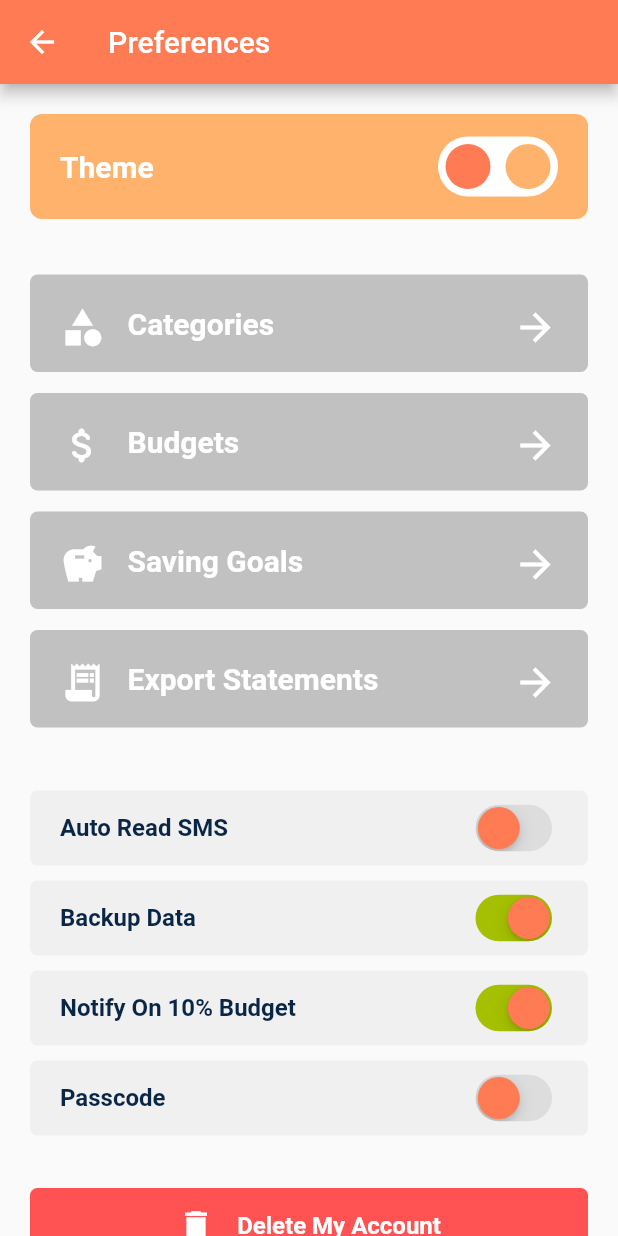
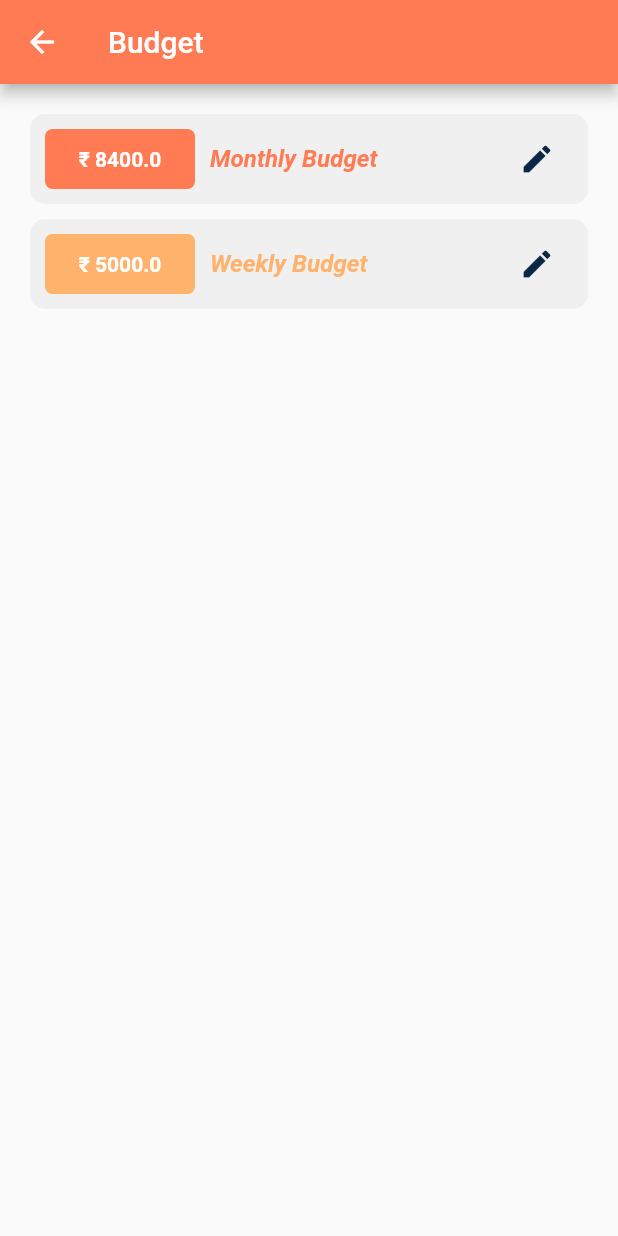
Before and after one commit to BluFin-Designs/Invox-App, a Flutter app: the Preferences screen opened by its route, after a tap on "Budgets", on a phone screen of 412 x 824 dp. Run offline on Flutter 3.47's test engine with Material 2 defaults, Android fonts, the phone set to English and light mode, and no system bars; our stand-ins replace carousel_slider, fl_chart, hive, hive_flutter; accounts and stored records are empty.

Commit message:
Budget Page and Modify PupUp Added

```diff
--- /dev/null
+++ b/invox/lib/Views/Screens/Budget_Screen.dart
@@ -0,0 +1,151 @@
+import 'package:flutter/material.dart';
+
+import '../../utils/BudgetData.dart';
+import '../Widgets/ModifyBudget_PupUp.dart';
+
+class BudgetPage extends StatelessWidget {
+  static String routeName = '/budget';
+  const BudgetPage({Key? key}) : super(key: key);
+
+  @override
+  Widget build(BuildContext context) {
+    return Scaffold(
+      appBar: AppBar(
+        title: const Text("Budget"),
+        backgroundColor: Theme.of(context).primaryColor,
+      ),
+      body: Padding(
+        padding: const EdgeInsets.all(20.0),
+        child: Column(
+          children: [
+            BudgetCard(
+              title: BudgetData.allCategories[0]["title"],
+              value: BudgetData.allCategories[0]["Amount"],
+              color: Theme.of(context).primaryColor,
+              id: BudgetData.allCategories[0]["id"],
+            ),
+            const SizedBox(
+              height: 10,
+            ),
+            BudgetCard(
+              title: BudgetData.allCategories[1]["title"],
+              value: BudgetData.allCategories[1]["Amount"],
+              color: Theme.of(context).colorScheme.secondary,
+              id: BudgetData.allCategories[1]["id"],
+            ),
+          ],
+        ),
+      ),
+    );
+  }
+}
+
+class BudgetCard extends StatelessWidget {
+  String title;
+  double value;
+  Color color;
+  Budget id;
+
+  BudgetCard({
+    required this.color,
+    required this.title,
+    required this.value,
+    required this.id,
+    Key? key,
+  }) : super(key: key);
+
+  @override
+  Widget build(BuildContext context) {
+    return Container(
+      width: MediaQuery.of(context).size.width,
+      height: 60,
+      decoration: BoxDecoration(
+        color: const Color(0xffF0F0F0),
+        borderRadius: BorderRadius.circular(10),
+      ),
+      child: Padding(
+        padding: const EdgeInsets.symmetric(horizontal: 10.0),
+        child: Row(
+          mainAxisAlignment: MainAxisAlignment.spaceBetween,
+          children: [
+            Row(
+              children: [
+                Container(
+                  height: 40,
+                  width: 100,
+                  decoration: BoxDecoration(
+                    color: color,
+                    borderRadius: BorderRadius.circular(5),
+                  ),
+                  child: Center(
+                    child: Text(
+                      "₹ $value",
+                      style: const TextStyle(
+                        color: Colors.white,
+                        fontWeight: FontWeight.bold,
+                      ),
+                    ),
+                  ),
+                ),
+                const SizedBox(
+                  width: 10,
+                ),
+                Text(
+                  title,
+                  style: TextStyle(
+                      color: color,
+                      fontWeight: FontWeight.bold,
+                      fontStyle: FontStyle.italic,
+                      fontSize: 16),
+                )
+              ],
+            ),
+            IconButton(
+              onPressed: () {
+                showDialog(
+                  // barrierDismissible: false,
+                  useSafeArea: true,
+                  context: context,
+                  builder: (_) => Dialog(
+                    insetPadding: const EdgeInsets.symmetric(
+                        vertical: 20, horizontal: 10),
+                    shape: RoundedRectangleBorder(
+                      borderRadius: BorderRadius.circular(10),
+                    ),
+                    child: SizedBox(
+                      width: MediaQuery.of(context).size.width - 40,
+                      height: 200,
+                      child: SingleChildScrollView(
+                        child: Column(
+                          children: <Widget>[
+                            const SizedBox(
+                              height: 20,
+                            ),
+                            const Text(
+                              "New Category",
+                              style: TextStyle(
+                                color: Color(0xFFFF7B54),
+                                fontWeight: FontWeight.bold,
+                                fontSize: 16,
+                              ),
+                              textAlign: TextAlign.center,
+                            ),
+                            ModifyBudgetPopUp(budgetId: id),
+                          ],
+                        ),
+                      ),
+                    ),
+                  ),
+                );
+              },
+              icon: const Icon(
+                Icons.edit,
+                color: Color(0xff0A2647),
+              ),
+            ),
+          ],
+        ),
+      ),
+    );
+  }
+}
--- a/invox/lib/Views/Screens/Preferences_Screen.dart
+++ b/invox/lib/Views/Screens/Preferences_Screen.dart
@@ -1,6 +1,7 @@
 import 'package:flutter/material.dart';
-import 'package:invox/Views/Screens/Categories_Screen.dart';
 
+import './Categories_Screen.dart';
+import './Budget_Screen.dart';
 import '../Widgets/PreferenceButtonWidget.dart';
 import '../Widgets/PreferenceSwitchWidget.dart';
 
@@ -92,7 +93,9 @@ class Preferences extends StatelessWidget {
               PreferenceButtonWidget(
                 title: "Budgets",
                 icon: Icons.attach_money_rounded,
-                onClick: () {},
+                onClick: () {
+                  Navigator.of(context).pushNamed(BudgetPage.routeName);
+                },
               ),
               PreferenceButtonWidget(
                 title: "Saving Goals",
--- a/invox/lib/main.dart
+++ b/invox/lib/main.dart
@@ -10,6 +10,7 @@ import '../Views/Screens/Transaction_Screen.dart';
 import '../Views/Screens/Statistics_Screen.dart';
 import '../Views/Screens/MyWallets_Screen.dart';
 import '../Views/Screens/Preferences_Screen.dart';
+import '../Views/Screens/Budget_Screen.dart';
 
 main() async {
   await Hive.initFlutter();
@@ -39,6 +40,7 @@ class MyApp extends StatelessWidget {
         MyWalletsScreen.routeName: (ctx) => MyWalletsScreen(),
         Preferences.routeName: (ctx) => const Preferences(),
         CategoriesPage.routeName: (ctx) => const CategoriesPage(),
+        BudgetPage.routeName: (ctx) => const BudgetPage(),
       },
     );
   }
--- /dev/null
+++ b/invox/lib/utils/BudgetData.dart
@@ -0,0 +1,30 @@
+enum Budget { weekly, monthly }
+
+class BudgetData {
+  static List<Map<String, dynamic>> allCategories = [
+    {
+      "id": Budget.monthly,
+      "title": "Monthly Budget",
+      "Amount": 8400.00,
+    },
+    {
+      "id": Budget.weekly,
+      "title": "Weekly Budget",
+      "Amount": 5000.00,
+    },
+  ];
+
+  static void modifyData(Budget budgetId, double amt) {
+    List<Map<String, dynamic>> newList = [];
+    for (var element in allCategories) {
+      if (element["id"] == budgetId) {
+        element["Amount"] = amt;
+        newList.add(element);
+      } else {
+        newList.add(element);
+      }
+    }
+
+    allCategories = newList;
+  }
+}
```
Also changed, not shown: invox/lib/Views/Widgets/ModifyBudget_PupUp.dart (added, +103 -0 lines), 3 other files.
